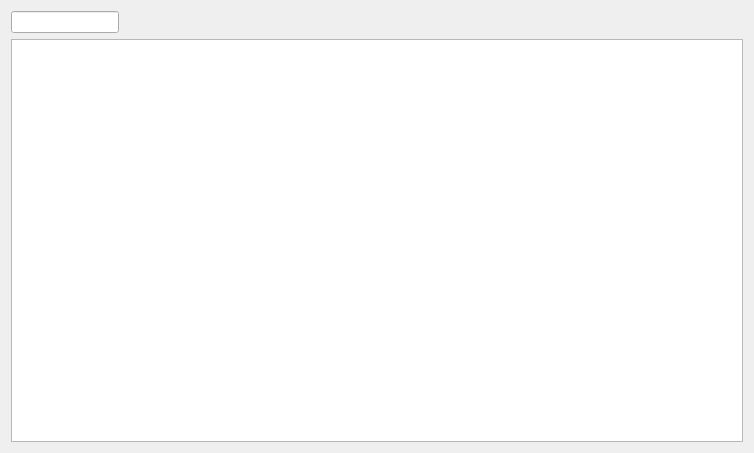
Above: apps/NSXQt/ui/Tree/PeakListPropertyWidget.ui from k61n/openhkl before the change. Below: the same form after it.
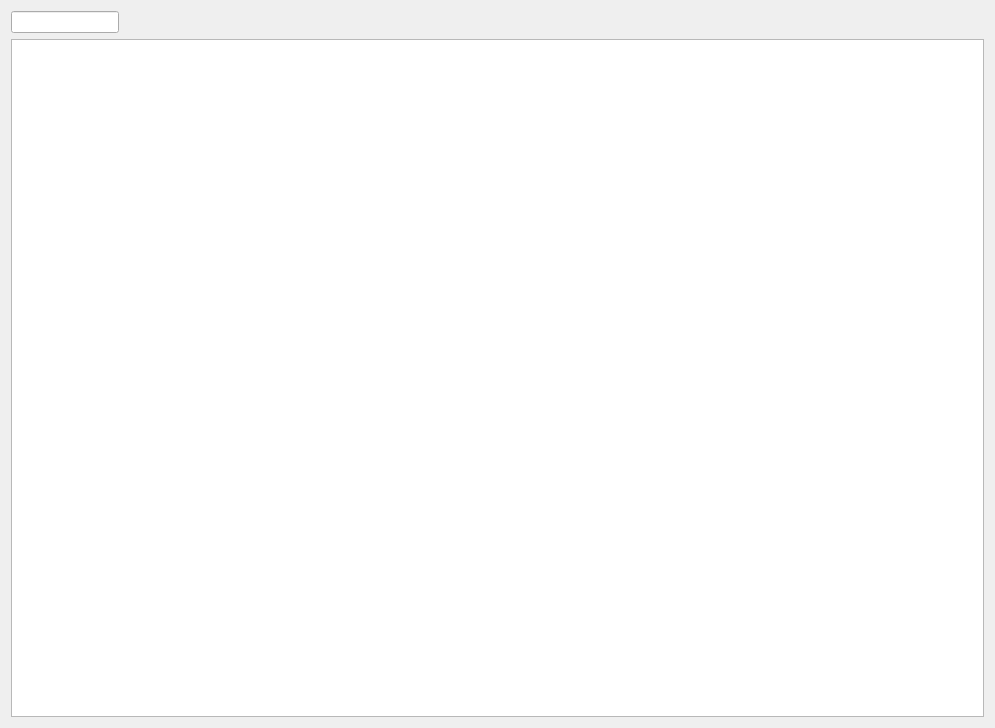
That is the form after the change. Custom widgets are drawn as their Qt base class.

Commit message: Add function to search for h,k,l triplets in the list of peaks. Fix bug not showing selection when browsing the table with the up and down arrow.

Patch:
```diff
--- a/apps/NSXQt/ui/Tree/PeakListPropertyWidget.ui
+++ b/apps/NSXQt/ui/Tree/PeakListPropertyWidget.ui
@@ -6,8 +6,8 @@
    <rect>
     <x>0</x>
     <y>0</y>
-    <width>754</width>
-    <height>453</height>
+    <width>995</width>
+    <height>728</height>
    </rect>
   </property>
   <property name="windowTitle">
@@ -26,7 +26,8 @@
        </property>
        <property name="styleSheet">
         <string notr="true">QTableView::item:selected {
-background-color: #EEEEFF;
+background-color: qlineargradient(x1 : 0, y1 : 0, x2 : 0, y2 :   1, stop :   0.0 #f5f9ff,
+                stop :   0.5 #ddddff, stop :   0.55 #eeeeff, stop :   1.0 #f5f9ff);
 color: #000000;
 }</string>
        </property>
```
The commit also changes 4 other files.
